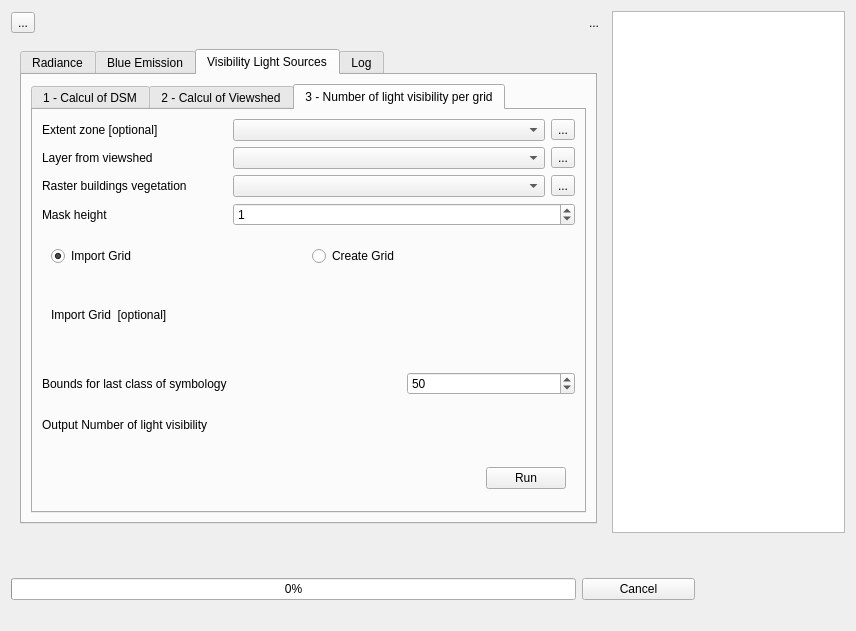
Before: the Qt Designer form Interface_dialog_base.ui in MathieuChailloux/LightPollutionToolbox, drawn with Qt 5.
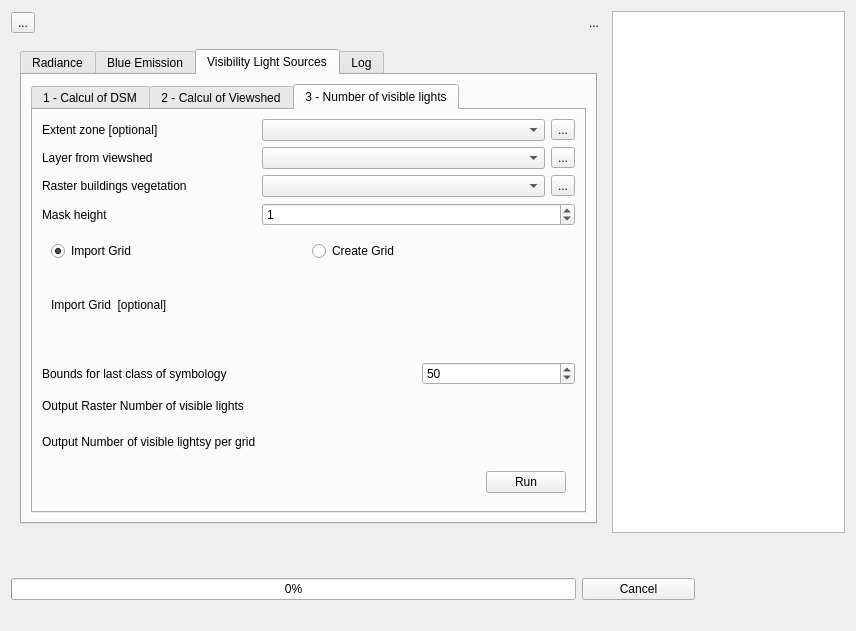
After: the same form once the commit is applied. The open tabs and pages were chosen to show the change. Icons and pictures are not drawn. Custom widgets are drawn as their Qt base class.

Commit message: Ajout nouvelle sortie raster pour le traitemrnt du calcul du nombre de sources filtre spatiale pour viewshed pour prendre l'emprise pour le raster de sortie (no regression)

```diff
--- a/Interface_dialog_base.ui
+++ b/Interface_dialog_base.ui
@@ -1265,9 +1265,96 @@
             </widget>
             <widget class="QWidget" name="tabNbLight">
              <attribute name="title">
-              <string>3 - Number of light visibility per grid</string>
+              <string>3 - Number of visible lights</string>
              </attribute>
-             <layout class="QGridLayout" name="gridLayout_7">
+             <layout class="QGridLayout" name="gridLayout_5">
+              <item row="0" column="0">
+               <widget class="QLabel" name="labelExtent_6">
+                <property name="text">
+                 <string>Extent zone [optional]</string>
+                </property>
+               </widget>
+              </item>
+              <item row="0" column="1" colspan="2">
+               <layout class="QHBoxLayout" name="horizontalLayout">
+                <item>
+                 <widget class="QgsMapLayerComboBox" name="mMapLayerComboBoxExtentNbLight">
+                  <property name="allowEmptyLayer">
+                   <bool>true</bool>
+                  </property>
+                 </widget>
+                </item>
+                <item>
+                 <widget class="QToolButton" name="extentFileNbLight">
+                  <property name="toolTip">
+                   <string>Browse</string>
+                  </property>
+                  <property name="text">
+                   <string>...</string>
+                  </property>
+                 </widget>
+                </item>
+               </layout>
+              </item>
+              <item row="1" column="0">
+               <widget class="QLabel" name="labelExtent_7">
+                <property name="text">
+                 <string>Layer from viewshed</string>
+                </property>
+               </widget>
+              </item>
+              <item row="1" column="1" colspan="2">
+               <layout class="QHBoxLayout" name="horizontalLayout_6">
+                <item>
+                 <widget class="QgsMapLayerComboBox" name="mMapLayerComboBoxViewshedResult">
+                  <property name="editable">
+                   <bool>false</bool>
+                  </property>
+                 </widget>
+                </item>
+                <item>
+                 <widget class="QToolButton" name="viewshedFile">
+                  <property name="toolTip">
+                   <string>Browse</string>
+                  </property>
+                  <property name="text">
+                   <string>...</string>
+                  </property>
+                 </widget>
+                </item>
+               </layout>
+              </item>
+              <item row="2" column="0">
+               <widget class="QLabel" name="labelExtent_8">
+                <property name="text">
+                 <string>Raster buildings vegetation</string>
+                </property>
+               </widget>
+              </item>
+              <item row="2" column="1" colspan="2">
+               <layout class="QHBoxLayout" name="horizontalLayout_7">
+                <item>
+                 <widget class="QgsMapLayerComboBox" name="mMapLayerComboBoxRasterBatiVege"/>
+                </item>
+                <item>
+                 <widget class="QToolButton" name="rasterBatiVegeFile">
+                  <property name="toolTip">
+                   <string>Browse</string>
+                  </property>
+                  <property name="text">
+                   <string>...</string>
+                  </property>
+                 </widget>
+                </item>
+               </layout>
+              </item>
+              <item row="3" column="0">
+               <widget class="QLabel" name="label_25">
+                <property name="text">
+                 <string>Mask height</string>
+                </property>
+               </widget>
+              </item>
               <item row="3" column="1" colspan="2">
                <widget class="QDoubleSpinBox" name="maskHeightValue">
                 <property name="decimals">
@@ -1284,13 +1371,6 @@
                 </property>
                </widget>
               </item>
-              <item row="3" column="0">
-               <widget class="QLabel" name="label_25">
-                <property name="text">
-                 <string>Mask height</string>
-                </property>
-               </widget>
-              </item>
               <item row="4" column="0" colspan="3">
                <widget class="QFrame" name="frame_5">
                 <property name="frameShape">
@@ -1326,71 +1406,6 @@
                 </layout>
                </widget>
               </item>
-              <item row="8" column="0" colspan="3">
-               <widget class="QFrame" name="frame_6">
-                <property name="frameShape">
-                 <enum>QFrame::NoFrame</enum>
-                </property>
-                <property name="frameShadow">
-                 <enum>QFrame::Raised</enum>
-                </property>
-                <layout class="QHBoxLayout" name="horizontalLayout_11">
-                 <item>
-                  <spacer name="horizontalSpacer_6">
-                   <property name="orientation">
-                    <enum>Qt::Horizontal</enum>
-                   </property>
-                   <property name="sizeHint" stdset="0">
-                    <size>
-                     <width>218</width>
-                     <height>20</height>
-                    </size>
-                   </property>
-                  </spacer>
-                 </item>
-                 <item>
-                  <widget class="QPushButton" name="pushRunNbLightButton">
-                   <property name="text">
-                    <string>Run</string>
-                   </property>
-                  </widget>
-                 </item>
-                </layout>
-               </widget>
-              </item>
-              <item row="2" column="1" colspan="2">
-               <layout class="QHBoxLayout" name="horizontalLayout_7">
-                <item>
-                 <widget class="QgsMapLayerComboBox" name="mMapLayerComboBoxRasterBatiVege"/>
-                </item>
-                <item>
-                 <widget class="QToolButton" name="rasterBatiVegeFile">
-                  <property name="toolTip">
-                   <string>Browse</string>
-                  </property>
-                  <property name="text">
-                   <string>...</string>
-                  </property>
-                 </widget>
-                </item>
-               </layout>
-              </item>
-              <item row="6" column="2">
-               <widget class="QDoubleSpinBox" name="lastBoundsValue">
-                <property name="decimals">
-                 <number>0</number>
-                </property>
-                <property name="minimum">
-                 <double>10.000000000000000</double>
-                </property>
-                <property name="maximum">
-                 <double>200.000000000000000</double>
-                </property>
-                <property name="value">
-                 <double>50.000000000000000</double>
-                </property>
-               </widget>
-              </item>
               <item row="5" column="0" colspan="3">
                <widget class="QStackedWidget" name="stackedGridImportCreateNbLight">
                 <property name="maximumSize">
@@ -1509,83 +1524,6 @@
                 </widget>
                </widget>
               </item>
-              <item row="7" column="0" colspan="2">
-               <widget class="QLabel" name="label_4">
-                <property name="text">
-                 <string>Output Number of light visibility</string>
-                </property>
-               </widget>
-              </item>
-              <item row="1" column="0">
-               <widget class="QLabel" name="labelExtent_7">
-                <property name="text">
-                 <string>Layer from viewshed</string>
-                </property>
-               </widget>
-              </item>
-              <item row="0" column="0">
-               <widget class="QLabel" name="labelExtent_6">
-                <property name="text">
-                 <string>Extent zone [optional]</string>
-                </property>
-               </widget>
-              </item>
-              <item row="2" column="0">
-               <widget class="QLabel" name="labelExtent_8">
-                <property name="text">
-                 <string>Raster buildings vegetation</string>
-                </property>
-               </widget>
-              </item>
-              <item row="0" column="1" colspan="2">
-               <layout class="QHBoxLayout" name="horizontalLayout">
-                <item>
-                 <widget class="QgsMapLayerComboBox" name="mMapLayerComboBoxExtentNbLight">
-                  <property name="allowEmptyLayer">
-                   <bool>true</bool>
-                  </property>
-                 </widget>
-                </item>
-                <item>
-                 <widget class="QToolButton" name="extentFileNbLight">
-                  <property name="toolTip">
-                   <string>Browse</string>
-                  </property>
-                  <property name="text">
-                   <string>...</string>
-                  </property>
-                 </widget>
-                </item>
-               </layout>
-              </item>
-              <item row="7" column="2">
-               <widget class="QgsFileWidget" name="outputFileNbLight">
-                <property name="storageMode">
-                 <enum>QgsFileWidget::SaveFile</enum>
-                </property>
-               </widget>
-              </item>
-              <item row="1" column="1" colspan="2">
-               <layout class="QHBoxLayout" name="horizontalLayout_6">
-                <item>
-                 <widget class="QgsMapLayerComboBox" name="mMapLayerComboBoxViewshedResult">
-                  <property name="editable">
-                   <bool>false</bool>
-                  </property>
-                 </widget>
-                </item>
-                <item>
-                 <widget class="QToolButton" name="viewshedFile">
-                  <property name="toolTip">
-                   <string>Browse</string>
-                  </property>
-                  <property name="text">
-                   <string>...</string>
-                  </property>
-                 </widget>
-                </item>
-               </layout>
-              </item>
               <item row="6" column="0">
                <widget class="QLabel" name="label_2">
                 <property name="text">
@@ -1593,6 +1531,82 @@
                 </property>
                </widget>
               </item>
+              <item row="6" column="2">
+               <widget class="QDoubleSpinBox" name="lastBoundsValue">
+                <property name="decimals">
+                 <number>0</number>
+                </property>
+                <property name="minimum">
+                 <double>10.000000000000000</double>
+                </property>
+                <property name="maximum">
+                 <double>200.000000000000000</double>
+                </property>
+                <property name="value">
+                 <double>50.000000000000000</double>
+                </property>
+               </widget>
+              </item>
+              <item row="7" column="0" colspan="2">
+               <widget class="QLabel" name="label_29">
+                <property name="text">
+                 <string>Output Raster Number of visible lights</string>
+                </property>
+               </widget>
+              </item>
+              <item row="7" column="2">
+               <widget class="QgsFileWidget" name="outputRasterFileNbLight">
+                <property name="storageMode">
+                 <enum>QgsFileWidget::SaveFile</enum>
+                </property>
+               </widget>
+              </item>
+              <item row="8" column="0">
+               <widget class="QLabel" name="label_4">
+                <property name="text">
+                 <string>Output Number of visible lightsy per grid</string>
+                </property>
+               </widget>
+              </item>
+              <item row="8" column="2">
+               <widget class="QgsFileWidget" name="outputFileNbLight">
+                <property name="storageMode">
+                 <enum>QgsFileWidget::SaveFile</enum>
+                </property>
+               </widget>
+              </item>
+              <item row="9" column="0" colspan="3">
+               <widget class="QFrame" name="frame_6">
+                <property name="frameShape">
+                 <enum>QFrame::NoFrame</enum>
+                </property>
+                <property name="frameShadow">
+                 <enum>QFrame::Raised</enum>
+                </property>
+                <layout class="QHBoxLayout" name="horizontalLayout_11">
+                 <item>
+                  <spacer name="horizontalSpacer_6">
+                   <property name="orientation">
+                    <enum>Qt::Horizontal</enum>
+                   </property>
+                   <property name="sizeHint" stdset="0">
+                    <size>
+                     <width>218</width>
+                     <height>20</height>
+                    </size>
+                   </property>
+                  </spacer>
+                 </item>
+                 <item>
+                  <widget class="QPushButton" name="pushRunNbLightButton">
+                   <property name="text">
+                    <string>Run</string>
+                   </property>
+                  </widget>
+                 </item>
+                </layout>
+               </widget>
+              </item>
              </layout>
             </widget>
            </widget>
```
The commit also changes 10 other files.
